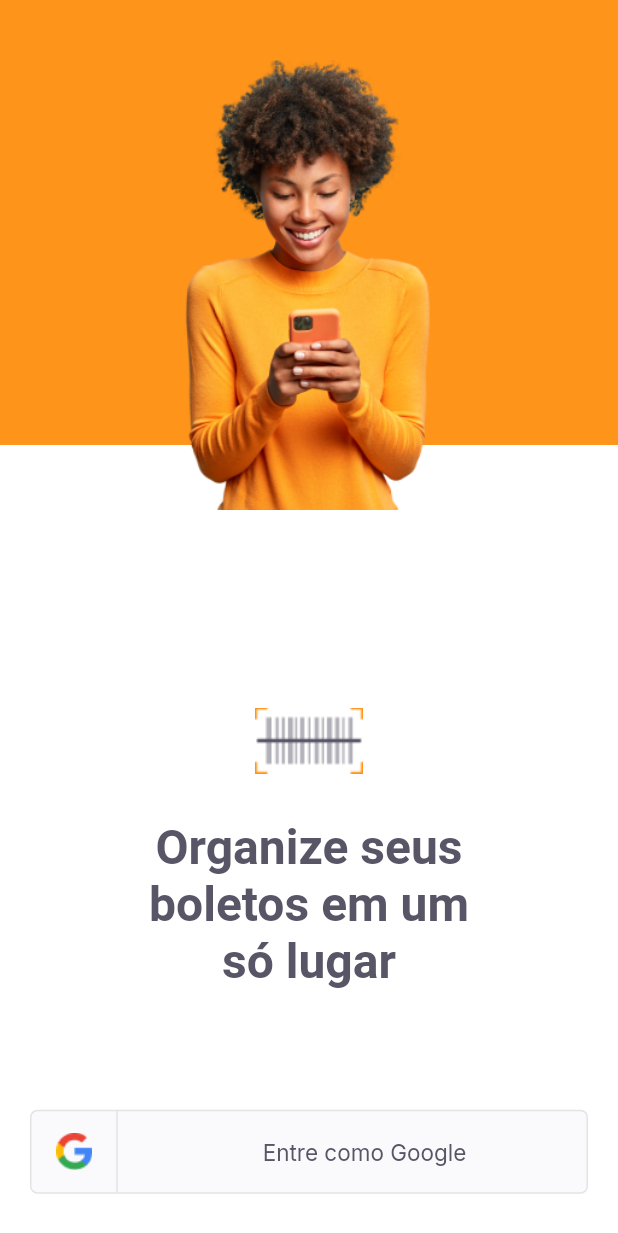
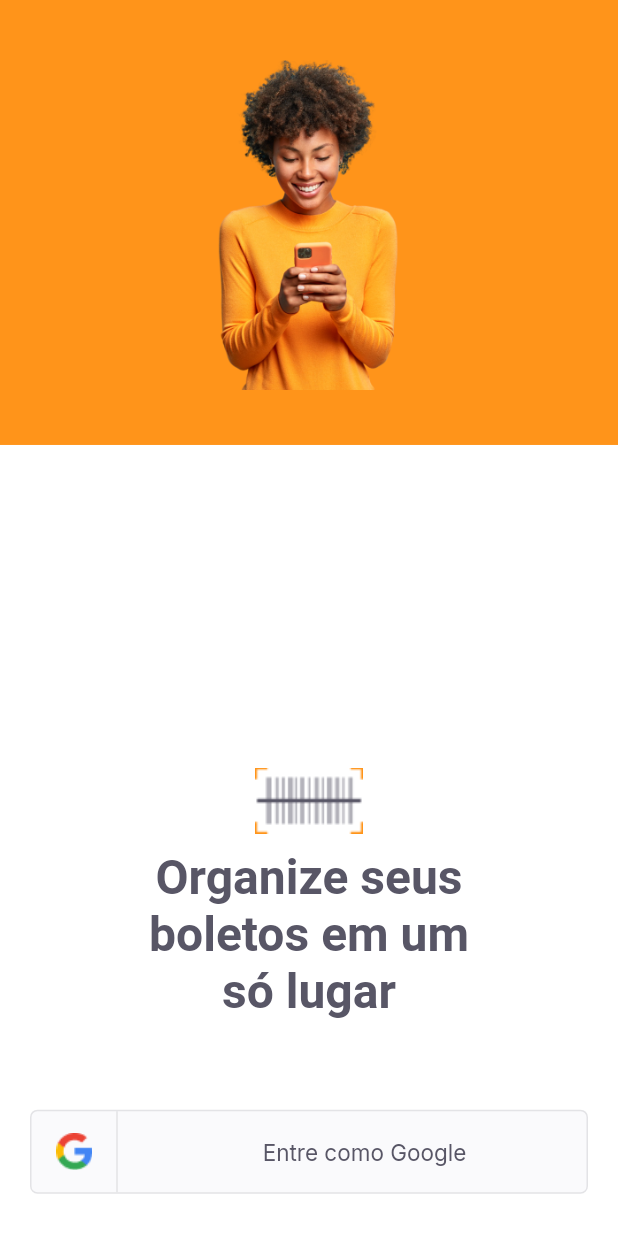
Before and after one commit to ruanvalente/payflow, a Flutter app: the screen it shows after launch, on a phone screen of 412 x 824 dp. Shown: the top 1233 px of the screen. Run offline on Flutter 3.47's test engine with Material 2 defaults, Android fonts, the phone set to English and light mode, and no system bars; our stand-ins replace firebase_core, google_fonts, google_sign_in; accounts and stored records are empty.

Commit message:
fix: fix size login screen

```diff
--- a/lib/modules/login/login_screen.dart
+++ b/lib/modules/login/login_screen.dart
@@ -37,10 +37,10 @@ class _LoginScreenState extends State<LoginScreen> {
               top: 40,
               right: 0,
               left: 0,
-              child: Image.asset(AppImages.person, width: 240, height: 300),
+              child: Image.asset(AppImages.person, width: 200, height: 220),
             ),
             Positioned(
-              bottom: size.height * 0.01,
+              bottom: size.height * 0.010,
               left: 0,
               right: 0,
               child: Column(
@@ -50,7 +50,7 @@ class _LoginScreenState extends State<LoginScreen> {
                   Image.asset(AppImages.logomini),
                   Padding(
                     padding: const EdgeInsets.only(
-                        top: 30, left: 40, right: 40, bottom: 60),
+                        top: 10, left: 40, right: 40, bottom: 40),
                     child: Text(
                       'Organize seus\nboletos em um\nsó lugar',
                       textAlign: TextAlign.center,
```
